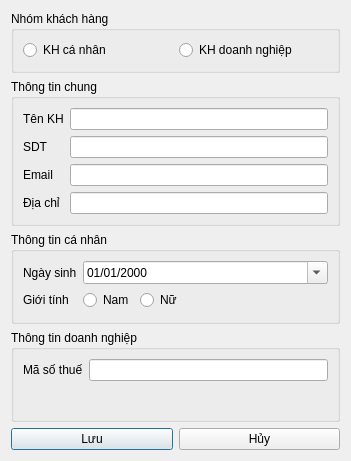
Qt form ui/customer_add.ui (thinh-doan/sales-and-warehouse-management-system) before a commit.
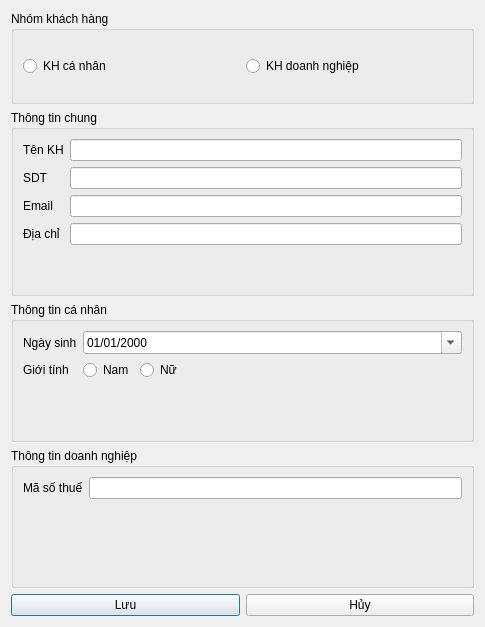
The same form after that commit.

Diff of the .ui file:
```diff
--- a/ui/customer_add.ui
+++ b/ui/customer_add.ui
@@ -6,8 +6,8 @@
    <rect>
     <x>0</x>
     <y>0</y>
-    <width>351</width>
-    <height>461</height>
+    <width>485</width>
+    <height>627</height>
    </rect>
   </property>
   <property name="windowTitle">
```
